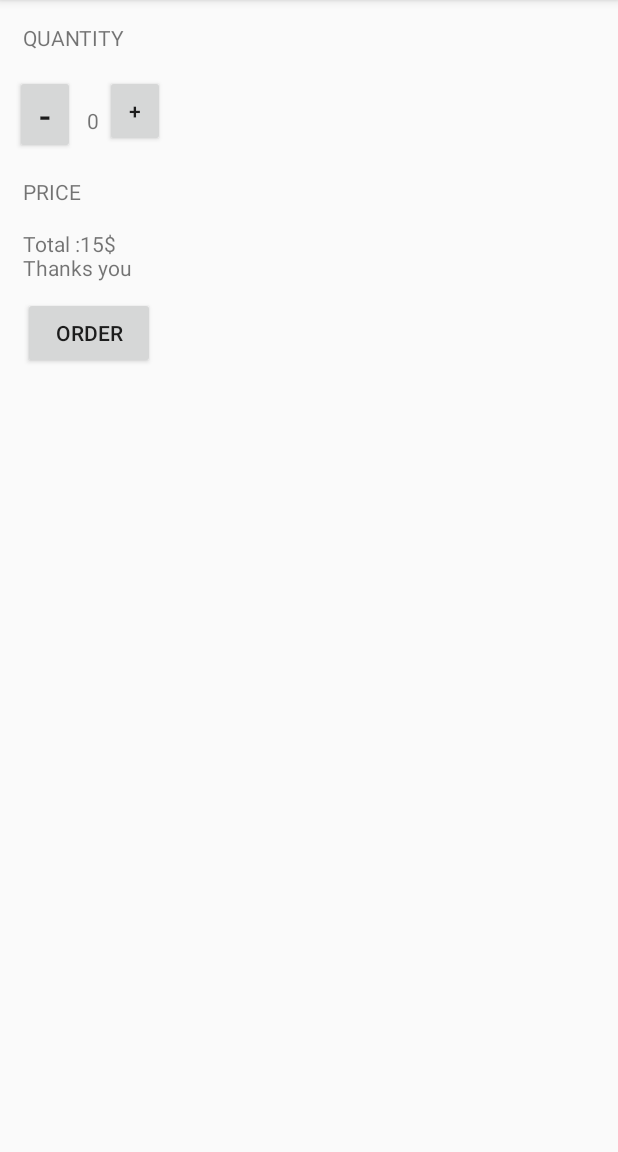
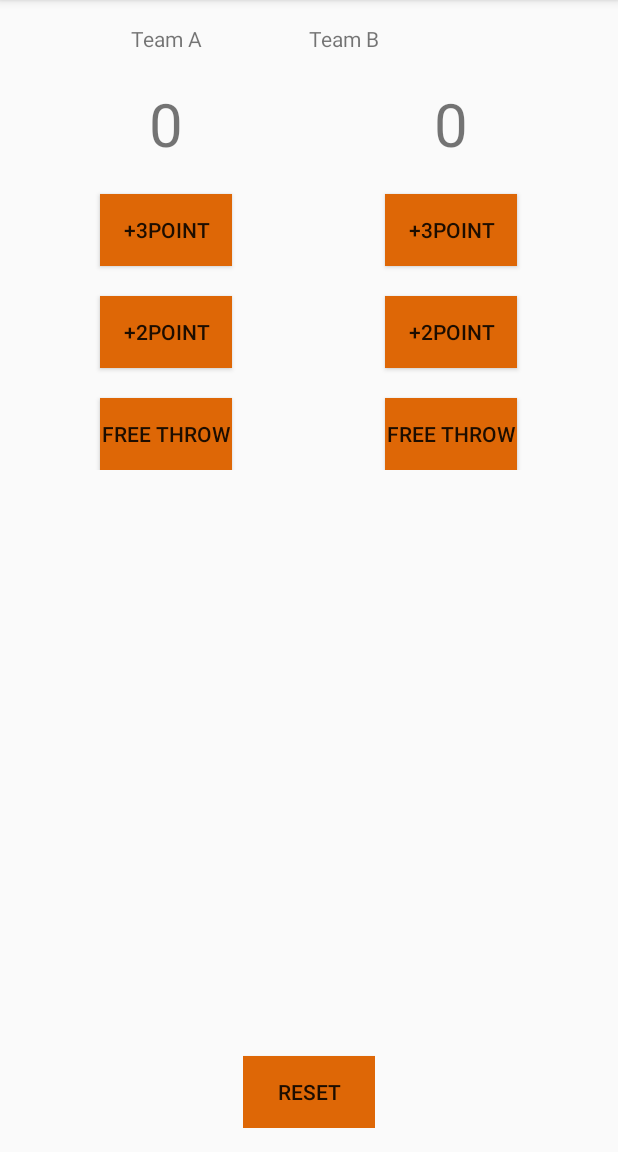
Before and after one commit to seo8seok/seocloud, an Android app: the screen it shows after launch (MainActivity before the commit, BaseketBall after it), on a phone screen of 412 x 824 dp, the part 84-1236 px from its top. Run offline under Robolectric (Android 15) with nearby library versions, the phone set to English and light mode, and no system bars.

Commit message:
농구 와꾸 완료

```diff
--- a/app/src/main/AndroidManifest.xml
+++ b/app/src/main/AndroidManifest.xml
@@ -15,6 +15,13 @@
                 <category android:name="android.intent.category.LAUNCHER" />
             </intent-filter>
         </activity>
+        <activity android:name=".BaseketBall">
+            <intent-filter>
+                <action android:name="android.intent.action.MAIN" />
+
+                <category android:name="android.intent.category.LAUNCHER" />
+            </intent-filter>
+        </activity>
     </application>
 
 </manifest>
--- /dev/null
+++ b/app/src/main/java/com/example/yongseokseo/myapplication/BaseketBall.java
@@ -0,0 +1,13 @@
+package com.example.yongseokseo.myapplication;
+
+import android.support.v7.app.AppCompatActivity;
+import android.os.Bundle;
+
+public class BaseketBall extends AppCompatActivity {
+
+    @Override
+    protected void onCreate(Bundle savedInstanceState) {
+        super.onCreate(savedInstanceState);
+        setContentView(R.layout.activity_baseket_ball);
+    }
+}
--- a/app/src/main/java/com/example/yongseokseo/myapplication/MainActivity.java
+++ b/app/src/main/java/com/example/yongseokseo/myapplication/MainActivity.java
@@ -11,9 +11,11 @@ import android.widget.Toast;
 public class MainActivity extends AppCompatActivity implements View.OnClickListener {
 
     private static final String TAG = MainActivity.class.getSimpleName();
+    public static final int QUANTITY_MIN = 0;
     private Button mMinusButton;
     private Button mPlusButton;
     private TextView mQuantityTextView;
+    private Button mOrderButton;
 //수량
     private int mQuantity;
 
@@ -28,12 +30,41 @@ public class MainActivity extends AppCompatActivity implements View.OnClickListe
         mMinusButton = (Button) findViewById(R.id.minus);
         mPlusButton= (Button) findViewById(R.id.plus);
         mQuantityTextView= (TextView) findViewById(R.id.quantity);
+
         //수량
 
 
         mMinusButton.setOnClickListener(new View.OnClickListener() {
             @Override
             public void onClick(View v) {
+                mQuantity--;
+
+                mQuantityTextView.setText(""+ mMinusButton); //<<숫자을 문자열로 만들어라
+
+
+                //debug
+                Log.d(TAG, "click");
+                //verbose
+                Log.v(TAG, "일반로그");
+                Log.i(TAG, "정보로그");
+                Log.e(TAG, "에러로그");
+
+                Log.w(TAG, "경고로그");
+                //토스트 메세지 화면에 매세지띄어 주는메서듴ㅋ
+                Toast.makeText(MainActivity.this, "얼레이꼴래리", Toast.LENGTH_SHORT).show();
+            }
+        });
+
+        mPlusButton.setOnClickListener(new View.OnClickListener() {
+            @Override
+            public void onClick(View v) {
+                mQuantity++;
+                if(mQuantity> QUANTITY_MIN){
+                    mQuantity=QUANTITY_MIN;
+                }
+                mQuantityTextView.setText(""+ mMinusButton); //<<숫자을 문자열로 만들어라
+
+
                 //debug
                 Log.d(TAG, "click");
                 //verbose
@@ -48,13 +79,6 @@ public class MainActivity extends AppCompatActivity implements View.OnClickListe
         });
 
 
-
-
-
-
-
-//        Button button = (Button) findViewById(R.id.btn);
-//        button.setOnClickListener(this);
     }
 
     private void init() {
--- /dev/null
+++ b/app/src/main/res/layout/activity_baseket_ball.xml
@@ -0,0 +1,129 @@
+<?xml version="1.0" encoding="utf-8"?>
+
+
+<LinearLayout xmlns:android="http://schemas.android.com/apk/res/android"
+    xmlns:tools="http://schemas.android.com/tools"
+    android:id="@+id/activity_baseket_ball"
+    android:layout_width="match_parent"
+    android:layout_height="match_parent"
+    android:orientation="vertical"
+    android:paddingBottom="@dimen/activity_vertical_margin"
+    android:paddingLeft="@dimen/activity_horizontal_margin"
+    android:paddingRight="@dimen/activity_horizontal_margin"
+    android:paddingTop="@dimen/activity_vertical_margin"
+    tools:context="com.example.yongseokseo.myapplication.BaseketBall"
+    >
+
+
+    <LinearLayout
+        android:layout_width="match_parent"
+        android:layout_height="wrap_content"
+        android:orientation="horizontal">
+
+
+        <LinearLayout
+            android:gravity="center"
+            android:layout_width="wrap_content"
+            android:layout_height="wrap_content"
+            android:layout_weight="1"
+            android:orientation="vertical"
+
+            >
+
+            <TextView
+                android:layout_width="wrap_content"
+                android:layout_height="wrap_content"
+                android:text="Team A" />
+
+            <TextView
+                android:layout_width="wrap_content"
+                android:layout_height="wrap_content"
+                android:text="0"
+                android:textSize="40dp"
+                android:layout_marginTop="20dp"/>
+
+            <Button
+                android:layout_width="wrap_content"
+                android:layout_height="wrap_content"
+                android:text="+3Point"
+                android:background="#de6706"
+                android:layout_marginTop="20dp"/>
+
+            <Button
+                android:layout_width="wrap_content"
+                android:layout_height="wrap_content"
+                android:text="+2Point"
+                android:background="#de6706"
+                android:layout_marginTop="20dp"/>
+
+            <Button
+                android:layout_width="wrap_content"
+                android:layout_height="wrap_content"
+                android:text="Free throw"
+                android:background="#de6706"
+                android:layout_marginTop="20dp"/>
+        </LinearLayout>
+
+
+        <LinearLayout
+            android:gravity="center"
+            android:layout_width="wrap_content"
+            android:layout_height="wrap_content"
+            android:layout_weight="1"
+            android:orientation="vertical"
+
+            >
+
+            <TextView
+                android:layout_width="wrap_content"
+                android:layout_height="wrap_content"
+                android:text="Team B"
+                android:layout_gravity=""/>
+
+            <TextView
+                android:layout_width="wrap_content"
+                android:layout_height="wrap_content"
+                android:text="0"
+                android:textSize="40dp"
+                android:layout_marginTop="20dp"/>
+
+            <Button
+                android:layout_width="wrap_content"
+                android:layout_height="wrap_content"
+                android:text="+3point"
+                android:background="#de6706"
+                android:layout_marginTop="20dp"/>
+
+            <Button
+                android:layout_width="wrap_content"
+                android:layout_height="wrap_content"
+                android:text="+2point"
+                android:background="#de6706"
+                android:layout_marginTop="20dp"/>
+
+            <Button
+                android:layout_width="wrap_content"
+                android:layout_height="wrap_content"
+                android:text="free throw"
+                android:background="#de6706"
+                android:layout_marginTop="20dp"/>
+
+        </LinearLayout>
+    </LinearLayout>
+
+    <LinearLayout
+        android:layout_width="wrap_content"
+        android:layout_height="match_parent"
+        android:layout_gravity="center">
+
+        <Button
+            android:layout_width="wrap_content"
+            android:layout_height="wrap_content"
+            android:text="reset"
+            android:layout_gravity="bottom"
+            android:background="#de6706"
+            />
+    </LinearLayout>
+
+
+</LinearLayout>
```
